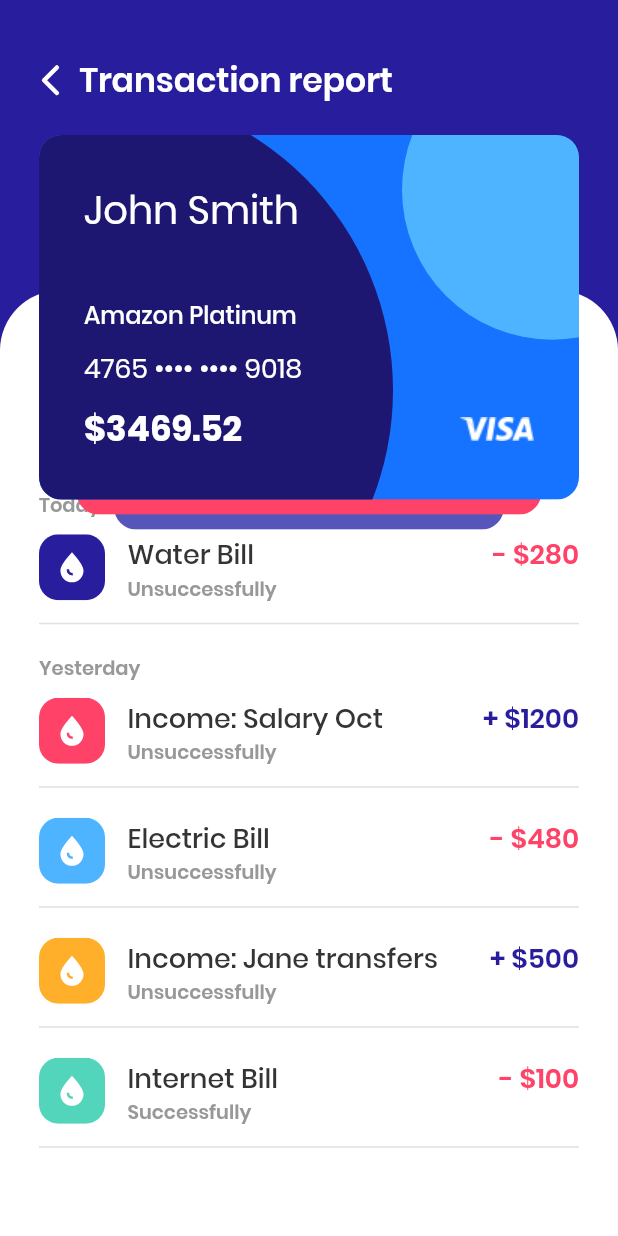
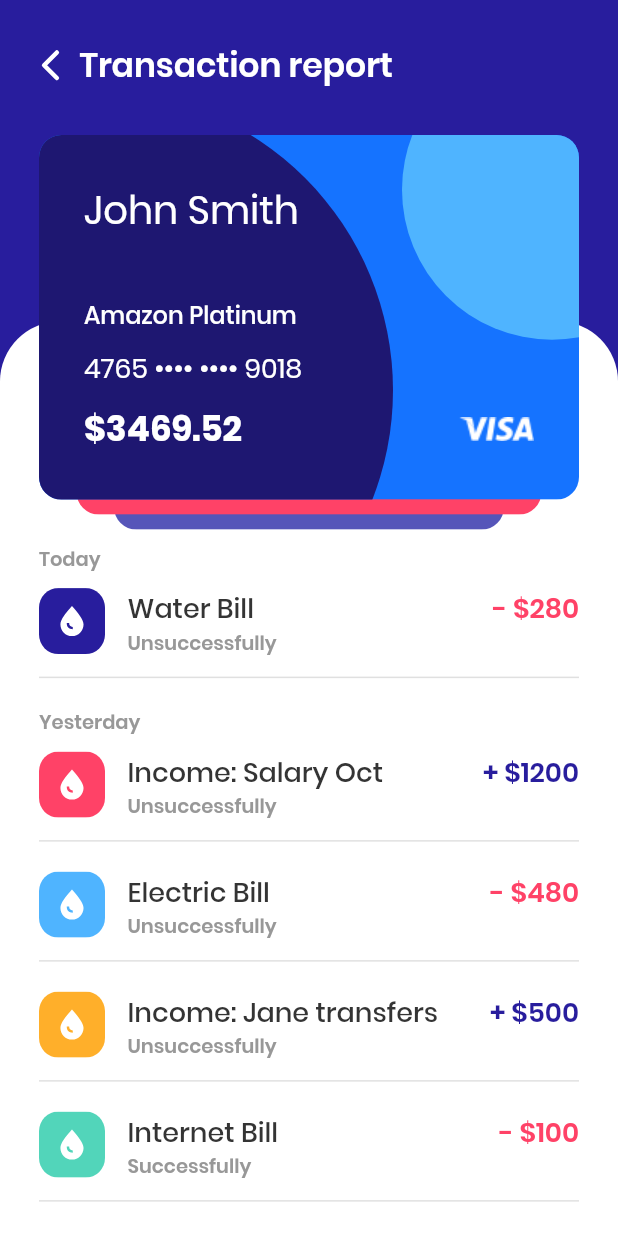
Before and after one commit to artebiakin/art_flutter, a Flutter app: the screen it shows after launch, on a phone screen of 412 x 824 dp. Run offline on Flutter 3.47's test engine with Material 2 defaults, Android fonts, the phone set to English and light mode, and no system bars.

Commit message:
scroll changed

```diff
--- a/lib/screens/MainScreen.dart
+++ b/lib/screens/MainScreen.dart
@@ -5,53 +5,75 @@ import 'package:art_flutter/widgets/MAppBar.dart';
 import 'package:art_flutter/widgets/MBusinessCard.dart';
 import 'package:art_flutter/widgets/MListTransaction.dart';
 import 'package:flutter/material.dart';
+import 'package:flutter/rendering.dart';
 
 class MainScreen extends StatelessWidget {
   @override
   Widget build(BuildContext context) {
-    final double offset = MediaQuery.of(context).size.height * .15;
-
     return Scaffold(
       backgroundColor: Theme.of(context).backgroundColor,
-      body: CustomPaint(
-        painter: BGPaint(),
+      body: Body(),
+    );
+  }
+}
+
+class Body extends StatefulWidget {
+  @override
+  _BodyState createState() => _BodyState();
+}
+
+class _BodyState extends State<Body> {
+  ScrollController _scrollController;
+  double scroll = 0;
+
+  @override
+  void initState() {
+    super.initState();
+    _scrollController = ScrollController()..addListener(() => setOffset());
+  }
+
+  @override
+  void dispose() {
+    _scrollController.dispose();
+    super.dispose();
+  }
+
+  setOffset() {
+    setState(() {
+      scroll = _scrollController.offset;
+    });
+  }
+
+  @override
+  Widget build(BuildContext context) {
+    return CustomPaint(
+      painter: BGPaint(scroll),
       child: CustomScrollView(
         physics: BouncingScrollPhysics(),
+        controller: _scrollController,
         slivers: <Widget>[
           MAppBar(title: 'Transaction report'),
           SliverFillRemaining(
             hasScrollBody: false,
             fillOverscroll: true,
             child: Container(
-                margin: EdgeInsets.only(top: offset),
               child: Stack(
                 children: <Widget>[
-                    Container(
-                      padding: EdgeInsets.only(
-                          top: offset,
-                          right: padding_horizontal,
-                          left: padding_horizontal),
-                      decoration: BoxDecoration(
-                          color: white,
-                          borderRadius: BorderRadius.only(
-                              topLeft: Radius.circular(40),
-                              topRight: Radius.circular(40))),
-                      child: MListTransaction(transactions: _initTransaction()),
+                  Padding(
+                    padding:
+                        EdgeInsets.symmetric(horizontal: padding_horizontal),
+                    child: Wrap(
+                      children: <Widget>[
+                        MBusinessCard(card: _initBusinessCard()),
+                        MListTransaction(transactions: _initTransaction()),
+                      ],
                     ),
-                    Container(
-                      transform: Matrix4.translationValues(0, -offset, 0),
-                      child: Padding(
-                        padding: EdgeInsets.symmetric(
-                            horizontal: padding_horizontal),
-                        child: MBusinessCard(card: _initBusinessCard()),
-                      ),
-                    ),
+                  )
                 ],
               ),
             ),
           ),
         ],
-        ),
       ),
     );
   }
@@ -107,13 +129,24 @@ class MainScreen extends StatelessWidget {
   Draw white block with rounded edges.
  */
 class BGPaint extends CustomPainter {
+  double scroll;
+
+  BGPaint(this.scroll);
+
   @override
   void paint(Canvas canvas, Size size) {
+    final double defaultHeight = size.height * .26;
+    final double maxHeight = size.height * .06;
+
+    double height = defaultHeight - scroll;
+
+    if (height < maxHeight) height = maxHeight;
+
     Paint paint = Paint()..color = white;
 
     canvas.drawRRect(
         RRect.fromRectAndCorners(
-            Rect.fromLTRB(0.0, size.height, size.width, size.height / 1.6),
+            Rect.fromLTRB(0.0, size.height, size.width, height),
             topLeft: Radius.circular(40),
             topRight: Radius.circular(40)),
         paint);
```
Also changed, not shown: lib/widgets/MAppBar.dart (+74 -38 lines). Lines whose indentation alone changed are shown as unchanged.
